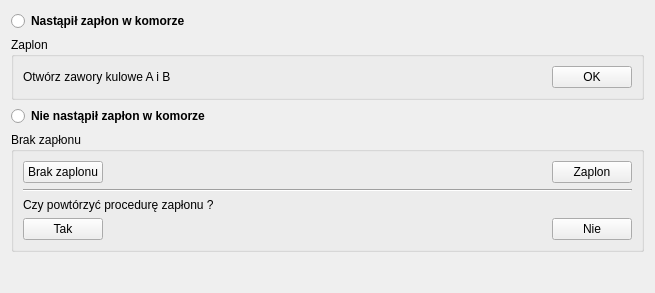
This is nowytest_7.ui in wiacekmarcin/StanowiskoChemiczne as Qt 5 draws it before an edit. The edited form follows.
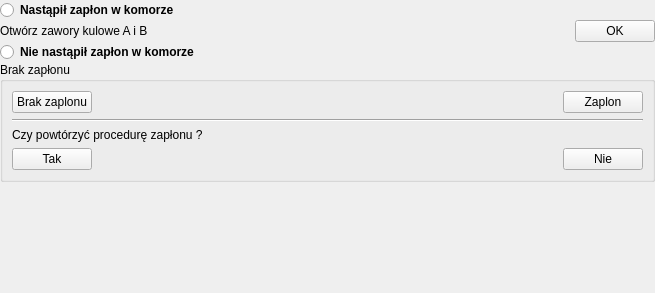
This is the edited form. Custom widgets are drawn as their Qt base class.

Patch:
```diff
--- a/nowytest_7.ui
+++ b/nowytest_7.ui
@@ -20,6 +20,21 @@
    <string>Dalej</string>
   </property>
   <layout class="QVBoxLayout" name="verticalLayout">
+   <property name="spacing">
+    <number>0</number>
+   </property>
+   <property name="leftMargin">
+    <number>0</number>
+   </property>
+   <property name="topMargin">
+    <number>0</number>
+   </property>
+   <property name="rightMargin">
+    <number>0</number>
+   </property>
+   <property name="bottomMargin">
+    <number>0</number>
+   </property>
    <item>
     <widget class="QRadioButton" name="rbZaplon">
      <property name="font">
@@ -34,10 +49,6 @@
     </widget>
    </item>
    <item>
-    <widget class="QGroupBox" name="gbZaplon">
-     <property name="title">
-      <string>Zaplon</string>
-     </property>
      <layout class="QHBoxLayout" name="horizontalLayout">
       <item>
        <widget class="QLabel" name="lStep1A">
@@ -53,21 +64,23 @@
         </property>
         <property name="sizeHint" stdset="0">
          <size>
-          <width>337</width>
+         <width>524</width>
           <height>20</height>
          </size>
         </property>
        </spacer>
       </item>
       <item>
-       <widget class="QPushButton" name="pbStep1OK">
+      <widget class="DisableButton" name="pbStep1OK" native="true"/>
+     </item>
+     <item>
+      <widget class="QPushButton" name="pbStep1OK2">
         <property name="text">
          <string>OK</string>
         </property>
        </widget>
       </item>
      </layout>
-    </widget>
    </item>
    <item>
     <widget class="QRadioButton" name="rbBrakZaplonu">
@@ -189,6 +202,12 @@
    <header>testpage.h</header>
    <container>1</container>
   </customwidget>
+  <customwidget>
+   <class>DisableButton</class>
+   <extends>QWidget</extends>
+   <header>disablebutton.h</header>
+   <container>1</container>
+  </customwidget>
  </customwidgets>
  <resources/>
  <connections/>
```
Lines whose indentation alone changed are shown as unchanged.
